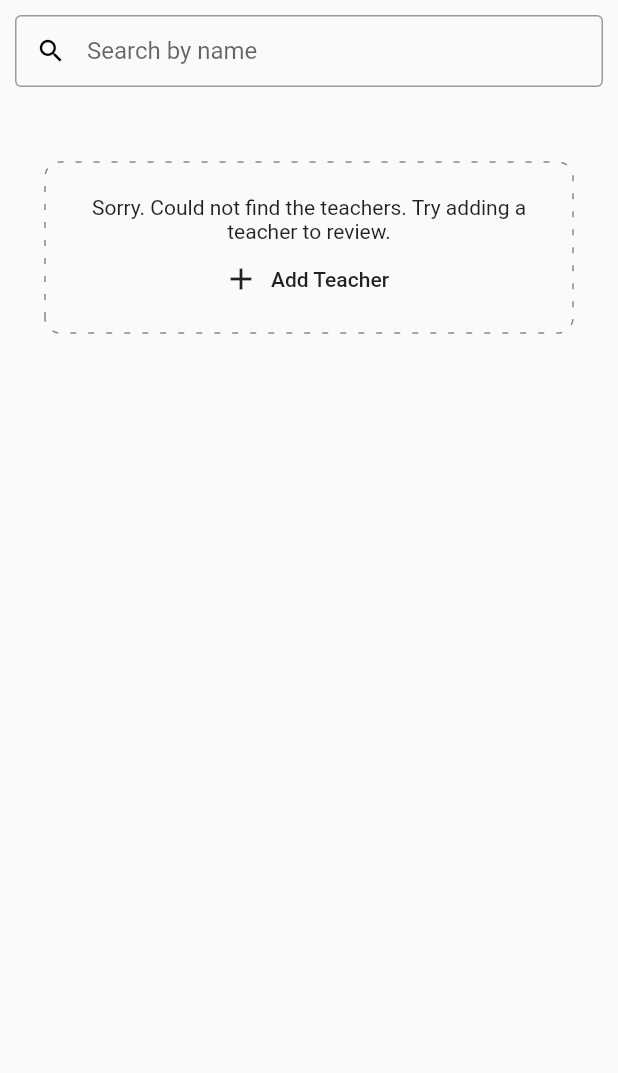
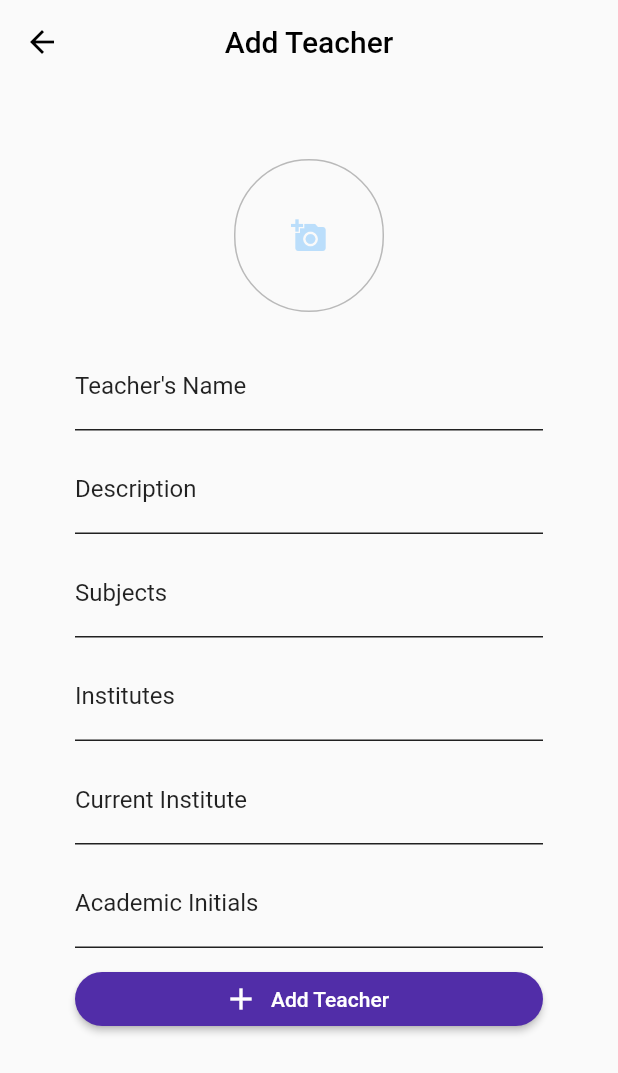
Before and after one commit to shark33l/racher_ctse, a Flutter app: the TeacherList screen opened directly, after a tap on "Add Teacher", on a phone screen of 412 x 824 dp. Shown: the top 1073 px of the screen. Run offline on Flutter 3.47's test engine with Material 2 defaults, Android fonts, the phone set to English and light mode, and no system bars; drawn by our look-alikes of dotted_border; our stand-ins replace cloud_firestore, firebase_auth, flutter_spinkit; accounts and stored records are empty.

Commit message:
Teacher List View and Add View

```diff
--- a/lib/main.dart
+++ b/lib/main.dart
@@ -1,4 +1,5 @@
 import 'package:flutter/material.dart';
+import 'package:racher/screens/teachers/addTeacher.dart';
 import 'package:racher/screens/wrapper.dart';
 import 'package:provider/provider.dart';
 import 'package:racher/services/auth.dart';
@@ -13,7 +14,12 @@ class MyApp extends StatelessWidget {
     return StreamProvider<User>.value(
       value: AuthService().user,
         child: MaterialApp(
-        home: Wrapper(),
+        initialRoute: '/',
+        routes: {
+          '/' : (context) => Wrapper(),
+          '/teacher' : (context) => Wrapper(),
+          '/teacher/add' : (context) => AddTeacherScreen()
+        },
       ),
     );
   }
--- a/lib/screens/home/tabs/teacherList.dart
+++ b/lib/screens/home/tabs/teacherList.dart
@@ -2,6 +2,7 @@ import 'package:cloud_firestore/cloud_firestore.dart';
 import 'package:flutter/material.dart';
 import 'package:racher/services/teacherService.dart';
 import 'package:dotted_border/dotted_border.dart';
+import 'package:racher/shared/loading.dart';
 
 class TeacherList extends StatefulWidget {
   @override
@@ -10,28 +11,35 @@ class TeacherList extends StatefulWidget {
 
 class _TeacherListState extends State<TeacherList> {
 
+  final TeacherService teacherService = TeacherService();
+
   var queryResultSet = [];
   var tempSearchStore = [];
   var resultsFound = false;
 
-  initiateSearch(value){
-    if(value.length == 0){
-      setState(() {
+  getSnapshotToQueries(snapshot){
     queryResultSet = [];
-        tempSearchStore = [];
+
+
+    for(int i=0; i < snapshot.documents.length; i++){
+      queryResultSet.add(snapshot.documents[i].data);
+    }
+    queryResultSet.sort((a, b) {
+      return a['name'].toLowerCase().compareTo(b['name'].toLowerCase());
     });
   }
 
-    if (queryResultSet.length == 0 && value.length == 1){
-      TeacherService().searchByName(value).then((QuerySnapshot docs){
-        for (int i = 0; i < docs.documents.length; i++){
-          queryResultSet.add(docs.documents[i].data);
+  initiateSearch(String value){
+    if(value.length == 0){
+      setState(() {
+        tempSearchStore = queryResultSet;
+      });
     }
-      });
-    } else {
+
+    if(queryResultSet.length > 0 && value.length > 0){
       tempSearchStore = [];
       queryResultSet.forEach((element) {
-        if(element['name'].toLowercase().startsWith(value.toLowercase())){
+        if(element['name'].toString().toLowerCase().startsWith(value.toLowerCase())){
           setState(() {
             tempSearchStore.add(element);
           });
@@ -45,14 +53,22 @@ class _TeacherListState extends State<TeacherList> {
       });
     } else {
       setState(() {
-        resultsFound = false;
+        resultsFound = true;
       });
     }
   }
 
   @override
   Widget build(BuildContext context) {
-    return Column(
+    return StreamBuilder<Object>(
+      stream: TeacherService().allTeachers,
+      builder: (context, snapshot) {
+
+        if(snapshot.hasData){
+          getSnapshotToQueries(snapshot.data);
+
+          return Scaffold(
+              body: Column(
               children: <Widget>[
                 Padding(
                   padding: EdgeInsets.all(10.0),
@@ -68,20 +84,35 @@ class _TeacherListState extends State<TeacherList> {
                         ),
                         contentPadding: EdgeInsets.only(left: 25.0),
                         hintText: 'Search by name',
-                border: OutlineInputBorder(
-                  borderRadius: BorderRadius.circular(4.0)
-                )
+                        border: OutlineInputBorder(borderRadius: BorderRadius.circular(4.0),),
+                        enabledBorder: OutlineInputBorder(borderSide: BorderSide(color: Colors.black87)),
+                        focusedBorder: OutlineInputBorder(borderSide: BorderSide(color: Colors.deepPurple[400])),
                     ),
                   ),
                 ),
                 SizedBox(height: 10.0,),
                 getTeacherListView()
               ],
+            ),
+          );
+        } else {
+          return LoadingFull();
+        }
+      }
     );
   }
 
   Widget getTeacherListView() {
-    return resultsFound ? Text('results found')
+
+    return resultsFound ?
+    Expanded(
+      child: ListView.builder(
+        itemCount: tempSearchStore.length,
+        itemBuilder: (context, index){
+          return makeCard(tempSearchStore[index]);
+        }
+        ),
+    )
     : Padding(
       padding: const EdgeInsets.all(30.0),
       child: DottedBorder(
@@ -95,7 +126,9 @@ class _TeacherListState extends State<TeacherList> {
                 "Sorry. Could not find the teachers. Try adding a teacher to review.",
                 textAlign: TextAlign.center,
                 ),
-              FlatButton.icon(onPressed: (){}, icon: Icon(Icons.add), label: Text("Add Teacher"))
+              FlatButton.icon(onPressed: (){
+                Navigator.pushNamed(context, '/teacher/add');
+              }, icon: Icon(Icons.add), label: Text("Add Teacher"))
             ],
           ),
           // decoration: BoxDecoration(
@@ -113,4 +146,106 @@ class _TeacherListState extends State<TeacherList> {
       ),
     );
   }
+
+  Widget teacherCardTemplate(teacher){
+    return Card(
+      margin: EdgeInsets.fromLTRB(16, 4, 16, 4),
+      child: Padding(
+        padding: const EdgeInsets.all(12.0),
+        child: Column(
+          children: <Widget>[
+            Row(
+              children: <Widget>[
+                CircleAvatar(
+                radius: 12,
+                backgroundColor: Colors.deepPurple[700],
+                child: Text(
+                    teacher["name"].substring(0, 1).toUpperCase(),
+                    style: TextStyle(fontSize: 14, color: Colors.white
+                    ),
+                  ),
+              ),
+              SizedBox(width: 15,),
+              Text(
+                teacher["name"],
+                style: TextStyle(
+                  fontSize : 20
+                )
+              )
+              ],
+              ),
+              SizedBox(height: 10,),
+              SizedBox(
+                width: double.infinity,
+                child: Text(
+                  teacher["subjects"].toString(),
+                  textAlign: TextAlign.left,
+                ),
+              )
+          ]
+        ),
+      ),
+      );
   }
+
+  Card makeCard(teacher) => Card(
+    elevation: 8.0,
+    margin: new EdgeInsets.symmetric(horizontal: 10.0, vertical: 6.0),
+    child: Container(
+      decoration: BoxDecoration(color: Colors.transparent),
+      child: makeListTile(teacher),
+    ),
+  );
+
+  ListTile makeListTile(teacher) => ListTile(
+    contentPadding:
+        EdgeInsets.symmetric(horizontal: 20.0, vertical: 10.0),
+    leading: Container(
+      padding: EdgeInsets.only(right: 12.0),
+      decoration: new BoxDecoration(
+          border: new Border(
+              right: new BorderSide(width: 1.0, color: Colors.black26))),
+      child: CircleAvatar(
+        backgroundColor: Colors.deepPurple[700],
+        child: Text(
+          teacher["name"].substring(0, 1).toUpperCase(),
+          style: TextStyle(fontSize: 16, color: Colors.white
+          ),
+        ),
+      ),
+    ),
+    title: Text(
+      teacher["name"],
+      style: TextStyle(color: Colors.black),
+    ),
+
+
+    subtitle: Row(
+      children: <Widget>[
+        Expanded(
+            flex: 1,
+            child: Container(
+              // tag: 'hero',
+              child: LinearProgressIndicator(
+                  backgroundColor: Colors.blueGrey[50],
+                  value: 4/5,
+                  valueColor: AlwaysStoppedAnimation(Colors.greenAccent[700])),
+            )),
+        Expanded(
+          flex: 4,
+          child: Padding(
+              padding: EdgeInsets.only(left: 10.0),
+              child: Text("subject",
+                  style: TextStyle(color: Colors.black45))),
+        )
+      ],
+    ),
+    trailing:
+        Icon(Icons.keyboard_arrow_right, color: Colors.deepPurple[700], size: 30.0),
+    onTap: () {
+      print(teacher["name"]);
+      // Navigator.push(
+      //     context, MaterialPageRoute(builder: (context) => DetailPage()));
+    },
+  );
+}
--- /dev/null
+++ b/lib/screens/teachers/addTeacher.dart
@@ -0,0 +1,266 @@
+import 'package:flutter/material.dart';
+import 'package:racher/services/teacherService.dart';
+import 'package:racher/shared/constants.dart';
+import 'package:racher/shared/loading.dart';
+
+
+class AddTeacherScreen extends StatefulWidget {
+  @override
+  _AddTeacherScreenState createState() => _AddTeacherScreenState();
+}
+
+
+class _AddTeacherScreenState extends State<AddTeacherScreen> {
+
+  final _formKey = GlobalKey<FormState>();
+  final TeacherService teacherService = TeacherService();
+
+  // text Field State
+  String name = '';
+  String description = '';
+  String subjects = '';
+  List subjectList = [];
+  String currentInstitute = '';
+  String institutes = '';
+  List instituteList = [];
+  String academicInitials = '';
+  List academicInitialsList = [];
+
+  // Error States
+  String error = '';
+
+  // Loading State
+  bool loading = false;
+
+  // Form SizedBox size
+  double formSizedBoxHeight = 10.0;
+
+  emptyStates(){
+    setState(() {
+      name = '';
+      description = '';
+      subjects = '';
+      subjectList = [];
+      currentInstitute = '';
+      institutes = '';
+      instituteList = [];
+      academicInitials = '';
+      academicInitialsList = [];
+    });
+  }
+
+  getValueFromStringList(String val){
+    List newList = [];
+    if(val.contains(',')){
+      List listVal = val.split(',');
+      for( int i=0; i < listVal.length; i++){
+        String valueToInsert = listVal[i].toString();
+        if(listVal[i].toString().startsWith(' ')){
+          valueToInsert = listVal[i].toString().substring(1);
+        }
+        if(valueToInsert.isNotEmpty){
+          newList.add(valueToInsert);
+        }
+      }
+    } else if (val.isNotEmpty){
+      newList.add(val);
+    }
+
+    return newList;
+  }
+  @override
+  Widget build(BuildContext context) {
+    return Scaffold(
+      appBar: AppBar(
+        leading: BackButton(
+          color: Colors.black
+        ),
+        backgroundColor : Colors.transparent,
+        title: Text('Add Teacher',
+        style: TextStyle(color: Colors.black),),
+        centerTitle: true,
+        elevation: 0
+      ),
+      body: Builder(
+            builder: (contextScaf) => SingleChildScrollView(
+            padding: EdgeInsets.symmetric(vertical: 50.0, horizontal: 50.0),
+            child: Form(
+              key: _formKey,
+              child: Column(
+                mainAxisAlignment: MainAxisAlignment.center,
+                children: <Widget>[
+                  Container(
+                    width: 100,
+                    decoration: BoxDecoration(
+                      border: Border.all(
+                        style: BorderStyle.solid, color: Colors.black26
+                      ),
+                      borderRadius: BorderRadius.circular(50)
+                    ),
+                    child: InkWell(
+                      onTap: (){
+
+                      },
+                      highlightColor: Colors.deepPurple[700].withOpacity(0.5),
+                      splashColor: Colors.deepPurpleAccent[400],
+                      borderRadius: BorderRadius.circular(50),
+                      child: CircleAvatar(
+                        radius: 50,
+                        backgroundColor: Colors.transparent,
+                        child: Icon(Icons.add_a_photo),
+                      ),
+                    ),
+                  ),
+                  SizedBox(height: 20),
+                  TextFormField(
+                    validator: (val) => val.isEmpty ? 'Teacher\'s Name cannot be empty' : null,
+                    onChanged: (val) {
+                      setState(() => name = val);
+                    },
+                    style: TextStyle(color: Colors.black87),
+                    decoration: textInputDecoration.copyWith(hintText:'Enter Teacher\'s Name', labelText: 'Teacher\'s Name'),
+                  ),
+                  SizedBox(height: formSizedBoxHeight),
+                  TextFormField(
+                    keyboardType: TextInputType.multiline,
+                    minLines: 1,
+                    maxLines: 5,
+                    validator: (val) => val.isEmpty ? 'Description cannot be empty' : null,
+                    onChanged: (val) {
+                      setState(() => description = val);
+                    },
+                    style: TextStyle(color: Colors.black87),
+                    decoration: textInputDecoration.copyWith(hintText:'Enter a short description', labelText: 'Description'),
+                  ),
+                  SizedBox(height: formSizedBoxHeight),
+                  TextFormField(
+                    validator: (val) => val.isEmpty ? 'Subjects cannot be empty' : null,
+                    onChanged: (val) {
+                      setState(() {
+                        subjects = val;
+                        subjectList = getValueFromStringList(val);
+                      });
+                    },
+                    style: TextStyle(color: Colors.black87),
+                    decoration: textInputDecoration.copyWith(hintText:'Use comma to seperate.', labelText: 'Subjects'),
+                  ),
+                  generateChips(subjectList),
+                  SizedBox(height: formSizedBoxHeight),
+                  TextFormField(
+                    minLines: 1,
+                    maxLines: 3,
+                    validator: (val) => val.isEmpty ? 'Institutes cannot be empty' : null,
+                    onChanged: (val) {
+                      setState((){
+                        institutes= val;
+                        instituteList = getValueFromStringList(val);
+                      });
+                    },
+                    style: TextStyle(color: Colors.black87,),
+                    decoration: textInputDecoration.copyWith(hintText:'Use comma to seperate.', labelText: 'Institutes'),
+                  ),
+                  generateChips(instituteList),
+                  SizedBox(height: formSizedBoxHeight),
+                  TextFormField(
+                    onChanged: (val) {
+                      setState(() => currentInstitute = val);
+                    },
+                    style: TextStyle(color: Colors.black87,),
+                    decoration: textInputDecoration.copyWith(hintText:'Enter current Institute of work', labelText: 'Current Institute'),
+                  ),
+                  SizedBox(height: formSizedBoxHeight),
+                  TextFormField(
+                    minLines: 1,
+                    maxLines: 2,
+                    onChanged: (val) {
+                      setState(() {
+                        academicInitials = val;
+                        academicInitialsList = getValueFromStringList(val);
+                        });
+                    },
+                    style: TextStyle(color: Colors.black87,),
+                    decoration: textInputDecoration.copyWith(hintText:'Use comma to seperate.', labelText: 'Academic Initials'),
+                  ),
+                  generateChips(academicInitialsList),
+                  SizedBox(height: formSizedBoxHeight),
+                  SizedBox(
+                    width: double.infinity,
+                    child: RaisedButton.icon(
+                      color: Colors.deepPurple[700],
+                      icon: Icon(Icons.add, color: Colors.white,),
+                      label: loading ? Loading() : Text(
+                        'Add Teacher',
+                        style: TextStyle(color: Colors.white),
+                      ),
+                      shape: new RoundedRectangleBorder(borderRadius: new BorderRadius.circular(30.0)),
+                      onPressed: () async {
+                        if (_formKey.currentState.validate()){
+                          setState(() {loading = true;});
+                          dynamic result = teacherService.addTeacherData(name, description, subjectList, instituteList, currentInstitute, academicInitialsList, null);
+                          if (result == null) {
+                            setState(() {
+                              error = 'Could not add Teacher. Please Try again';
+                              loading = false;
+                            });
+                          } else {
+                            loading = false;
+                            emptyStates();
+                            _formKey.currentState.reset();
+                            Scaffold.of(contextScaf).showSnackBar(
+                              SnackBar(
+                                backgroundColor: Colors.greenAccent[700],
+                                content: Text(
+                                  "Done! Teacher added.",
+                                  style: TextStyle(color: Colors.white)
+                                ),
+                                )
+                              );
+                          }
+                        }
+                      },
+                    ),
+                  ),
+                  SizedBox(height: 12.0),
+                  Text(
+                    error,
+                    style: TextStyle(color: Colors.red, fontSize: 14.0),
+                  )
+                ],
+              ),
+            )
+            ),
+      ),
+    );
+  }
+
+  Widget generateChips(List list){
+    if(list.length > 0){
+
+      List<Widget> chipList = List<Widget>.from(list
+            .map((tag) => Chip(
+                  label: Text(
+                    tag,
+                    style: TextStyle(color: Colors.white),
+                  ),
+                  backgroundColor: Colors.redAccent[400],
+                ))
+            .toList());
+
+      return SizedBox(
+        width: double.infinity,
+        child: Wrap(
+          spacing: 4,
+          runSpacing: -8,
+          direction: Axis.horizontal,
+          alignment: WrapAlignment.start,
+          children: chipList
+        ),
+      );
+    } else {
+      return Container(
+        height: 0,
+        width: 0
+      );
+    }
+  }
+}
--- a/lib/services/teacherService.dart
+++ b/lib/services/teacherService.dart
@@ -19,9 +19,32 @@ class TeacherService {
 
   searchByName(String searchField) {
     return teacherCollection
-        .where('searchKey',
-            isEqualTo: searchField.substring(0, 1).toUpperCase())
+        .where('name',
+            isEqualTo: searchField)
         .getDocuments();
+  }
+
+  getAllTeachers() {
+    return teacherCollection.getDocuments();
+  }
+
+  Stream<QuerySnapshot> get allTeachers{
+    return teacherCollection.snapshots();
+  }
+
+  Future addTeacherData(String name, String description, List subjects, List institutes, String currentInstitute, List academicInitials, String displayPicture) async {
+    return await teacherCollection.add(
+      {
+        "name" : name,
+        "description" : description,
+        "subjects" : subjects,
+        "institutes" : institutes,
+        "currentInstitute" : currentInstitute,
+        "academicInitials" : academicInitials,
+        "rating": 0,
+        "displayPicture": displayPicture
+      }
+    );
   }
 
   // Get User
--- a/pubspec.yaml
+++ b/pubspec.yaml
@@ -28,6 +28,8 @@ dependencies:
   provider: ^4.0.5+1
   flutter_spinkit: ^4.1.2+1
   dotted_border: ^1.0.5
+  firebase_storage: ^3.1.5
+  image_picker: ^0.6.5+3
 
 
 dev_dependencies:
```
Also changed, not shown: pubspec.lock. Lines whose indentation alone changed are shown as unchanged.
